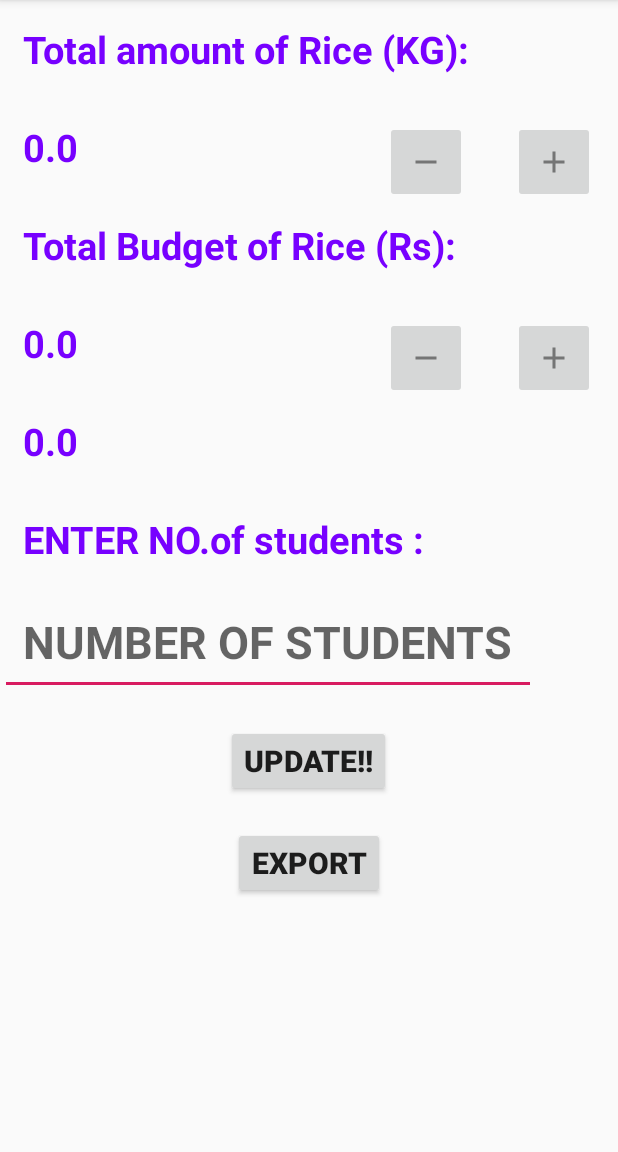
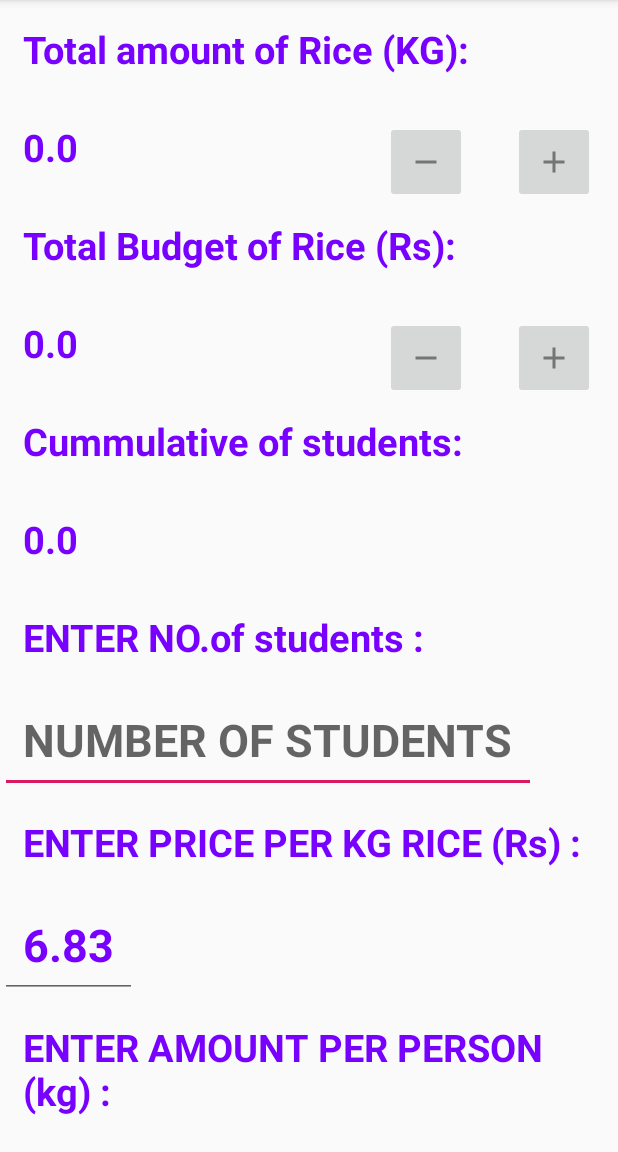
Before and after one commit to sofia100/Mdm_Meal_Calculator, an Android app: the screen it shows after launch (MainActivity), on a phone screen of 412 x 824 dp, the part 84-1236 px from its top. Run offline under Robolectric (Android 15) with nearby library versions, the phone set to English and light mode, and no system bars; our stand-ins replace Firebase (no records; nobody signed in at launch, a user with empty details on screens opened directly); 4 statements that could not run were skipped.

Commit message:
minus working properly....unit values not working

```diff
--- a/app/src/main/java/com/example/android/mdmmealcalculator/MainActivity.java
+++ b/app/src/main/java/com/example/android/mdmmealcalculator/MainActivity.java
@@ -8,6 +8,8 @@ import android.support.v7.app.AppCompatActivity;
 import android.os.Bundle;
 import android.text.format.DateFormat;
 import android.util.Log;
+import android.view.Menu;
+import android.view.MenuItem;
 import android.view.View;
 import android.widget.Button;
 import android.widget.EditText;
@@ -22,6 +24,9 @@ import com.google.firebase.database.ValueEventListener;
 
 import java.io.File;
 import java.io.FileOutputStream;
+import java.text.FieldPosition;
+import java.text.NumberFormat;
+import java.text.ParsePosition;
 import java.text.SimpleDateFormat;
 import java.util.Calendar;
 import java.util.Date;
@@ -30,20 +35,32 @@ public class MainActivity extends AppCompatActivity {
 
 
 TextView amount, budget,cummu;
-ImageButton add_amount, add_budget;
+ImageButton add_amount, add_budget,minus_amt,minus_budget;
 Button update,ok_amt,ok_budget,export;
-EditText students, add_amt_text, add_bdgt_text;
+EditText e1,e2,students, add_amt_text, add_bdgt_text;
     FirebaseDatabase database;
     DatabaseReference refAmount, refBudget,refCummu, refRow;
-double unit_budget=6.83;
-double unit_amount = 0.15;
+double unit_budget;
+double unit_amount;
     StringBuilder data ;
 Row row;
-    private TextView dateTimeDisplay;
-    private Calendar calendar;
-    private SimpleDateFormat dateFormat;
-    private Date date;
 
+    @Override
+    public boolean onOptionsItemSelected(MenuItem item) {
+        // User clicked on a menu option in the app bar overflow menu
+        switch (item.getItemId()) {
+            // Respond to a click on the "Insert dummy data" menu option
+            case R.id.set_amount:
+                //dialog or intent
+                return true;
+            // Respond to a click on the "Delete all entries" menu option
+            case R.id.set_price:
+
+                return true;
+            //       return true;
+        }
+        return super.onOptionsItemSelected(item);
+    }
     @Override
     protected void onCreate(Bundle savedInstanceState) {
         super.onCreate(savedInstanceState);
@@ -52,6 +69,8 @@ Row row;
         data= new StringBuilder();
 
         export=findViewById(R.id.export);
+        minus_amt=findViewById(R.id.minus_amount);
+        minus_budget=findViewById(R.id.minus_budget);
         amount = findViewById(R.id.amt);
         budget = findViewById(R.id.budget);
         add_amount = findViewById(R.id.add_amount);
@@ -63,6 +82,9 @@ Row row;
         ok_amt=findViewById(R.id.ok_amt);
         ok_budget=findViewById(R.id.ok_budget);
         cummu = findViewById(R.id.cummu);
+         e1=findViewById(R.id.amt_pp_edit);
+         e2=findViewById(R.id.price_per_kg_edit);
+
 
         row = new Row();
 
@@ -78,10 +100,14 @@ Row row;
 
         add_amount.setOnClickListener(new View.OnClickListener() {
 
+
             @Override
             public void onClick(View view) {
                 add_amt_text.setVisibility(View.VISIBLE);
+                add_amt_text.setText("");
+                add_amt_text.setHint("Add amount");
                 ok_amt.setVisibility(View.VISIBLE);
+
                 ok_amt.setOnClickListener(new View.OnClickListener() {
                     @Override
                     public void onClick(View view) {
@@ -107,6 +133,8 @@ Row row;
             @Override
             public void onClick(View view) {
                 add_bdgt_text.setVisibility(View.VISIBLE);
+                add_bdgt_text.setText("");
+                add_bdgt_text.setHint("Add Budget");
                 ok_budget.setVisibility(View.VISIBLE);
                 ok_budget.setOnClickListener(new View.OnClickListener() {
                     @Override
@@ -116,6 +144,60 @@ Row row;
                         double x = Double.valueOf(s);
 
                         double total = Double.valueOf(budget.getText().toString())+x;
+
+                        refBudget.setValue(total);
+                        updateValues();
+
+                        add_bdgt_text.setVisibility(View.GONE);
+                        ok_budget.setVisibility(View.GONE);
+                    }
+                });
+            }
+        });
+        minus_amt.setOnClickListener(new View.OnClickListener() {
+
+            @Override
+            public void onClick(View view) {
+                add_amt_text.setVisibility(View.VISIBLE);
+                add_amt_text.setText("");
+                add_amt_text.setHint("Subtract amount");
+                ok_amt.setVisibility(View.VISIBLE);
+                ok_amt.setOnClickListener(new View.OnClickListener() {
+                    @Override
+                    public void onClick(View view) {
+                        //extract from edittext n upload to db added value n gone visibility
+
+                        String s= add_amt_text.getText().toString();
+                        double x = Double.valueOf(s);
+
+                        Double total = Double.valueOf(amount.getText().toString())-x;
+
+                        refAmount.setValue(total);
+                        updateValues();
+
+                        add_amt_text.setVisibility(View.GONE);
+                        ok_amt.setVisibility(View.GONE);
+
+                    }
+                });
+            }
+        });
+
+        minus_budget.setOnClickListener(new View.OnClickListener() {
+            @Override
+            public void onClick(View view) {
+                add_bdgt_text.setVisibility(View.VISIBLE);
+                add_bdgt_text.setText("");
+                add_bdgt_text.setHint("Subtract budget");
+                ok_budget.setVisibility(View.VISIBLE);
+                ok_budget.setOnClickListener(new View.OnClickListener() {
+                    @Override
+                    public void onClick(View view) {
+                        //extract from edittext n upload to db added value n gone visibility
+                        String s= add_bdgt_text.getText().toString();
+                        double x = Double.valueOf(s);
+
+                        double total = Double.valueOf(budget.getText().toString())- x;
 
                         refBudget.setValue(total);
                         updateValues();
@@ -147,6 +229,7 @@ Row row;
                     n= Integer.valueOf(students.getText().toString());
 
                 row.setStudents(n);
+                Log.d("update", "unit price "+unit_budget+"unit amount"+unit_amount+"no.of students"+n);
 
                 Log.d("update", "here ert");
 //                caln haba amt n budget n upload
@@ -187,6 +270,13 @@ Row row;
         }
         );
 
+    }
+    @Override
+    public boolean onCreateOptionsMenu(Menu menu) {
+        // Inflate the menu options from the res/menu/setting.xml file.
+        // This adds menu items to the app bar.
+        getMenuInflater().inflate(R.menu.settings, menu);
+        return true;
     }
 
     private void exportcsv() {
@@ -251,6 +341,9 @@ Row row;
             }
 
     private void updateValues() {
+
+        unit_amount=Double.parseDouble(e1.getText().toString());
+        unit_budget=Double.parseDouble(e2.getText().toString());
 
         refAmount.addValueEventListener(new ValueEventListener() {
             @Override
--- a/app/src/main/res/layout/activity_main.xml
+++ b/app/src/main/res/layout/activity_main.xml
@@ -57,7 +57,7 @@
             android:layout_below="@id/amt"
             android:inputType="numberDecimal"
             android:id="@+id/add_amount_edit"
-            android:hint="Add Amount of Rice"
+            android:hint="Amount of Rice"
             android:visibility="gone"
 
 
@@ -124,7 +124,7 @@
             android:layout_below="@id/budget"
             android:id="@+id/add_budget_edit"
             android:inputType="numberDecimal"
-            android:hint="Add Budget of Rice"
+            android:hint="Budget of Rice"
             android:visibility="gone"
 
 
@@ -139,11 +139,23 @@
             android:visibility="gone"
 
             />
+        <TextView
+
+            android:id="@+id/cummulative_textview"
+            android:layout_width="match_parent"
+            android:layout_height="wrap_content"
+            android:clickable="false"
+            android:padding="15dp"
+            android:layout_below="@id/add_budget_edit"
+            android:text="Cummulative of students: "
+            android:textColor="#70f"
+            android:textSize="25dp"
+            android:textStyle="bold" />
 
         <TextView
 
             android:padding="15dp"
-            android:layout_below="@id/add_budget_edit"
+            android:layout_below="@id/cummulative_textview"
             android:id="@+id/cummu"
             android:layout_width="wrap_content"
             android:layout_height="wrap_content"
@@ -176,11 +188,61 @@
             android:layout_below="@id/no_of_students_textview"
 
             />
+
+        <TextView
+            android:layout_width="wrap_content"
+            android:layout_height="wrap_content"
+            android:text="ENTER PRICE PER KG RICE (Rs) :"
+            android:layout_below="@id/no_of_students_editview"
+            android:padding="15dp"
+            android:textSize="25sp"
+            android:textStyle="bold"
+            android:textColor="#70f"
+            android:id="@+id/price_per_kg_text"
+            />
+        <EditText
+            android:layout_width="wrap_content"
+            android:layout_height="wrap_content"
+            android:text="6.83"
+            android:padding="15dp"
+            android:id="@+id/price_per_kg_edit"
+            android:inputType="number"
+            android:textSize="30sp"
+            android:textStyle="bold"
+            android:textColor="#70f"
+            android:layout_below="@id/price_per_kg_text"
+
+            />
+
+        <TextView
+            android:layout_width="wrap_content"
+            android:layout_height="wrap_content"
+            android:text="ENTER AMOUNT PER PERSON (kg) :"
+            android:layout_below="@id/price_per_kg_edit"
+            android:padding="15dp"
+            android:textSize="25sp"
+            android:textStyle="bold"
+            android:textColor="#70f"
+            android:id="@+id/amt_pp_text"
+            />
+        <EditText
+            android:layout_width="wrap_content"
+            android:layout_height="wrap_content"
+            android:text="0.150"
+            android:padding="15dp"
+            android:id="@+id/amt_pp_edit"
+            android:inputType="number"
+            android:textSize="30sp"
+            android:textStyle="bold"
+            android:textColor="#70f"
+            android:layout_below="@id/amt_pp_text"
+
+            />
         <Button
             android:layout_width="wrap_content"
             android:layout_height="wrap_content"
             android:text="Update!!"
-            android:layout_below="@id/no_of_students_editview"
+            android:layout_below="@id/amt_pp_edit"
             android:layout_centerHorizontal="true"
             android:layout_margin="20dp"
             android:textSize="20sp"
```
